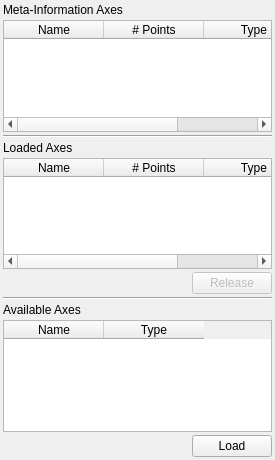
radio-astro/casa, file code/plotms/implement/GuiTabs/PlotMSCacheTab.ui: the form before one commit.
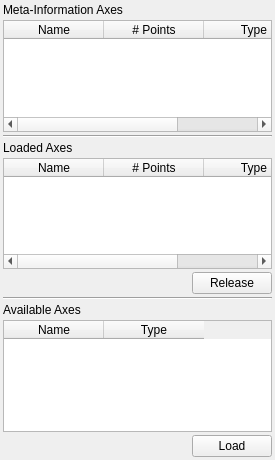
The form after the commit.

Patch:
```diff
--- a/code/plotms/implement/GuiTabs/PlotMSCacheTab.ui
+++ b/code/plotms/implement/GuiTabs/PlotMSCacheTab.ui
@@ -143,9 +143,6 @@
      </item>
      <item>
       <widget class="QPushButton" name="releaseButton" >
-       <property name="enabled" >
-        <bool>false</bool>
-       </property>
        <property name="text" >
         <string>Release</string>
        </property>
```
